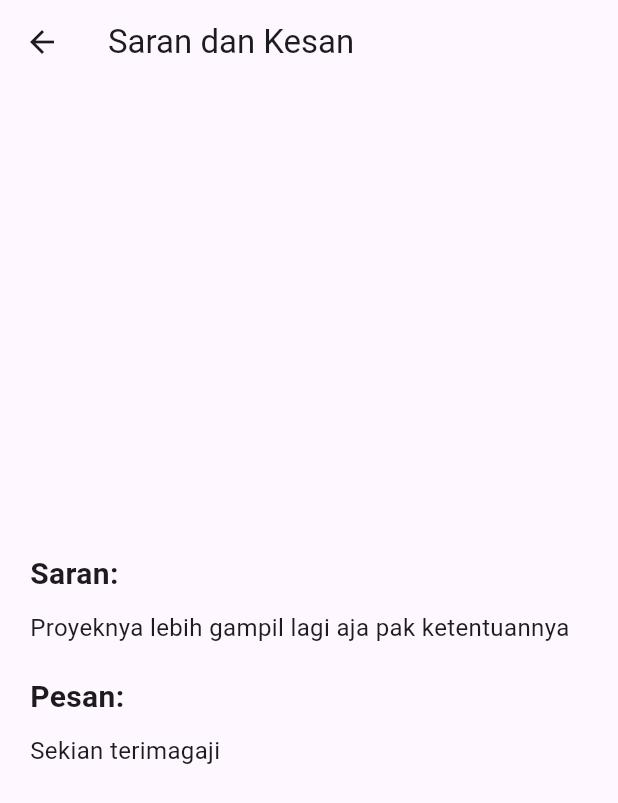
After one commit to jeremykenneth7/weather_app_flutter, a Flutter app: the PesanKesanPage screen opened directly, on a phone screen of 412 x 824 dp. The commit adds this screen. Shown: the top 803 px of the screen. Run offline on Flutter 3.47's test engine with Material 3 defaults, Android fonts, the phone set to English and light mode, and no system bars; our stand-ins replace geocoding, geolocator, lottie, shared_preferences; accounts and stored records are empty.

Commit message:
Create navbar, profile page, saran dan kesan page

```diff
--- a/lib/home.dart
+++ b/lib/home.dart
@@ -346,7 +346,7 @@ class _SearchResultPageState extends State<SearchResultPage> {
     final prefs = await SharedPreferences.getInstance();
     await prefs.setString('saved_city', weather.cityName);
     await prefs.setDouble('saved_temperature', weather.temperature);
-    await prefs.setString('saved_condition', weather.mainCondition ?? '');
+    await prefs.setString('saved_condition', weather.mainCondition);
     await prefs.setInt('saved_humidity', weather.humidity);
     await prefs.setDouble('saved_windSpeed', weather.windSpeed);
   }
--- /dev/null
+++ b/lib/pesankesan.dart
@@ -0,0 +1,52 @@
+import 'package:flutter/material.dart';
+
+class PesanKesanPage extends StatelessWidget {
+  const PesanKesanPage({super.key});
+
+  @override
+  Widget build(BuildContext context) {
+    return Scaffold(
+      appBar: AppBar(
+        title: const Text('Saran dan Kesan'),
+      ),
+      body: const Padding(
+        padding: EdgeInsets.all(20.0),
+        child: Column(
+          mainAxisAlignment: MainAxisAlignment.center,
+          crossAxisAlignment: CrossAxisAlignment.start,
+          children: [
+            Text(
+              'Saran:',
+              style: TextStyle(
+                fontSize: 20,
+                fontWeight: FontWeight.bold,
+              ),
+            ),
+            SizedBox(height: 10),
+            Text(
+              'Proyeknya lebih gampil lagi aja pak ketentuannya',
+              style: TextStyle(
+                fontSize: 16,
+              ),
+            ),
+            SizedBox(height: 20),
+            Text(
+              'Pesan:',
+              style: TextStyle(
+                fontSize: 20,
+                fontWeight: FontWeight.bold,
+              ),
+            ),
+            SizedBox(height: 10),
+            Text(
+              'Sekian terimagaji',
+              style: TextStyle(
+                fontSize: 16,
+              ),
+            ),
+          ],
+        ),
+      ),
+    );
+  }
+}
```
Also changed, not shown: lib/main.dart (+53 -1 lines), lib/profile.dart (added, +60 -0 lines), assets/icon.png (added).
